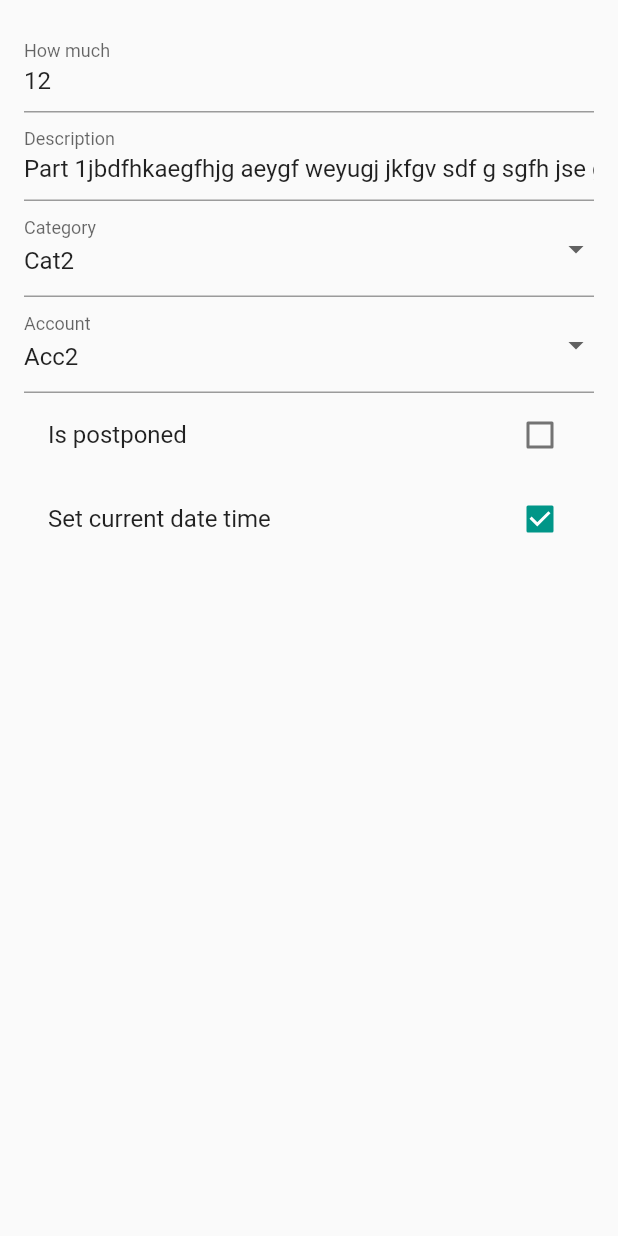
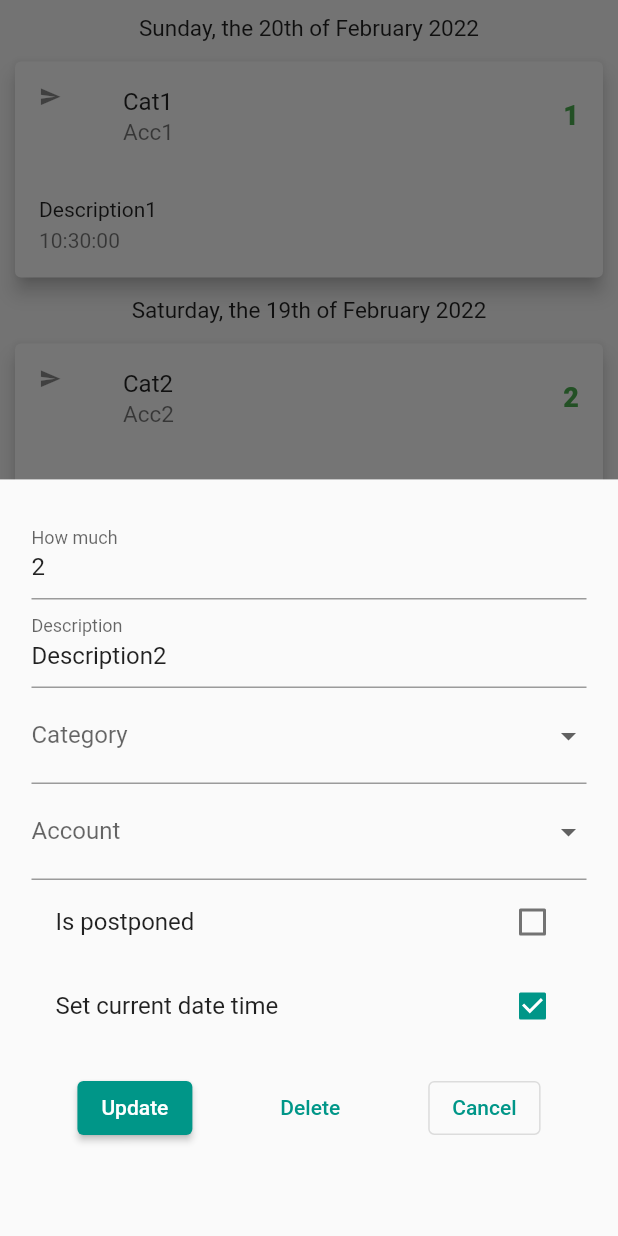
Before and after one commit to MoneyTrackScope/MoneyTrack.Mobile, a Flutter app: the TransactionListPage screen opened directly, after a tap on "Cat2", on a phone screen of 412 x 824 dp. Run offline on Flutter 3.47's test engine with Material 2 defaults, Android fonts, the phone set to English and light mode, and no system bars; drawn by our look-alikes of grouped_list; our stand-ins replace datetime_picker_formfield, decimal, equatable.

```diff
--- a/lib/src/pages/home/transaction_list_page.dart
+++ b/lib/src/pages/home/transaction_list_page.dart
@@ -20,29 +20,42 @@ class TransactionListPage extends StatefulWidget {
 class _TransactionListPageState extends State<TransactionListPage> {
   final _formKey = GlobalKey<AddTransactionFormState>();
 
+  ScrollController _controller = ScrollController();
 
-  var _transactionList = <TransactionModel>[
-    TransactionModel(addeDttm: DateTime(2022, 1, 5, 1, 2, 3), description: "Part 1jbdfhkaegfhjg aeygf weyugj jkfgv sdf g sgfh jse gdaghgdfj hgs gs gsjdghsdlkj gheslkjgh sldfkghPart 1jbdfhkaegfhjg aeygf weyugj jkfgv sdf g sgfh jse gdaghgdfj hgs gs gsjdghsdlkj gheslkjgh sldfkgh", quantity: Decimal.parse("12"),
-    category:  CategoryModel(id: 1, name: "Cat2", isSystem: false), account: AccountModel(id: 1, name: "Acc2", balance: Decimal.zero)),
-    TransactionModel(addeDttm: DateTime(2022, 1, 5, 1, 4, 3), description: "Part 1", quantity: Decimal.parse("12")),
+  List<TransactionModel> _transactionList = [];
 
-    TransactionModel(addeDttm: DateTime(2022, 1, 5, 1, 45, 3), description: "Part 1", quantity: Decimal.parse("12")),
-    TransactionModel(addeDttm: DateTime(2022, 1, 5, 1, 23, 3), description: "Part 1", quantity: Decimal.parse("12")),
-    TransactionModel(addeDttm: DateTime(2022, 1, 4, 1, 4, 3), description: "Part 1", quantity: Decimal.parse("12")),
-    TransactionModel(addeDttm: DateTime(2022, 1, 4, 1, 54, 3), description: "Part 1", quantity: Decimal.parse("12")),
-    TransactionModel(addeDttm: DateTime(2022, 1, 4, 1, 23, 3), description: "Part 1", quantity: Decimal.parse("12")),
-    TransactionModel(addeDttm: DateTime(2022, 1, 4, 3, 2, 3), description: "Part 1", quantity: Decimal.parse("12")),
 
-    TransactionModel(addeDttm: DateTime(2022, 1, 2, 5, 2, 3), description: "Part 1", quantity: Decimal.parse("12")),
-    TransactionModel(addeDttm: DateTime(2022, 1, 2, 23, 2, 3), description: "Part 1", quantity: Decimal.parse("12")),
-    TransactionModel(addeDttm: DateTime(2022, 1, 2, 22, 2, 3), description: "Part 1", quantity: Decimal.parse("12")),
-    TransactionModel(addeDttm: DateTime(2022, 1, 2, 15, 2, 3), description: "Part 1", quantity: Decimal.parse("12")),
+  //test
+  Iterable<int> countDownFromSync(int num1, int num2) sync* {
+    int counter = num1;
+    while (counter <= num2) {
+      yield counter++;
+    }
+  }
 
-    TransactionModel(addeDttm: DateTime(2022, 1, 3, 5, 2, 3), description: "Part 1", quantity: Decimal.parse("12")),
-    TransactionModel(addeDttm: DateTime(2022, 1, 3, 23, 2, 3), description: "Part 1", quantity: Decimal.parse("12")),
-    TransactionModel(addeDttm: DateTime(2022, 1, 3, 43, 2, 3), description: "Part 1", quantity: Decimal.parse("12")),
-    TransactionModel(addeDttm: DateTime(2022, 1, 3, 30, 2, 3), description: "Part 1", quantity: Decimal.parse("12")),
-  ];
+  int _currnetCount = 20;
+
+  _TransactionListPageState(){
+    _transactionList = countDownFromSync(1, _currnetCount).map((e) => TransactionModel(
+        addeDttm: DateTime.now().add(Duration(days: -e)),
+        description: "Description" + e.toString(),
+        quantity: Decimal.parse(e.toString()),
+        category:  CategoryModel(id: e, name: "Cat" + e.toString(), isSystem: false),
+        account: AccountModel(id: e, name: "Acc" + e.toString(), balance: Decimal.zero))
+      ).toList();
+  }
+
+  @override
+  void initState(){
+    super.initState();
+    _controller = ScrollController()..addListener(_scrollListener);
+  }
+
+  @override
+  void dispose() {
+    _controller.removeListener(_scrollListener);
+    super.dispose();
+  }
 
   @override
   Widget build(BuildContext context) {
@@ -50,6 +63,7 @@ class _TransactionListPageState extends State<TransactionListPage> {
     return Scaffold(
       body: GroupedListView<TransactionModel, DateTime>(
         elements: _transactionList,
+        controller: _controller,
         groupBy: (transaction){
           // Take only date, without time
           final DateFormat formatter = DateFormat('yyyy-MM-dd');
@@ -66,10 +80,37 @@ class _TransactionListPageState extends State<TransactionListPage> {
               context: context,
               builder: (BuildContext context){
                 return Container(
-                  child: Column(
-                    children: <Widget>[
-                      AddTransactionForm(key: _formKey, model: transaction)
-                    ],
+                  margin: const EdgeInsets.all(5),
+                  height: MediaQuery.of(context).size.width * 1.2,
+                  child: SingleChildScrollView(
+                    child: Column(
+                      children: <Widget>[
+                        AddTransactionForm(key: _formKey, model: transaction),
+                        Row(
+                          mainAxisAlignment: MainAxisAlignment.spaceEvenly,
+                          children: <Widget>[
+                            ElevatedButton(
+                              child: const Text("Update"),
+                              onPressed: () => {
+                                // Update
+                              },
+                            ),
+                            TextButton(
+                              child: const Text("Delete"),
+                              onPressed: () => {
+                                // Delete
+                              },
+                            ),
+                            OutlinedButton(
+                              child: const Text("Cancel"),
+                              onPressed: () => {
+                                Navigator.pop(context)
+                              },
+                            ),
+                          ],
+                        )
+                      ],
+                    ),
                   ),
                 );
               },
@@ -105,7 +146,9 @@ class _TransactionListPageState extends State<TransactionListPage> {
                 ),
                 ListTile(
                   title: Text(
-                    transaction.description,
+                    transaction.description.length > 100
+                    ? transaction.description.substring(0, 100) + "..."
+                    : transaction.description,
                     style: const TextStyle(fontSize: 14),
                   ),
                   subtitle: Padding(
@@ -123,4 +166,22 @@ class _TransactionListPageState extends State<TransactionListPage> {
       ),
     );
   }
+
+  void _scrollListener() {
+    if (_controller.position.extentAfter < 500) {
+      setState(() {
+        var newCount = _currnetCount + 10;
+
+          _transactionList.addAll(countDownFromSync(_currnetCount + 1, newCount).map((e) => TransactionModel(
+          addeDttm: DateTime.now().add(Duration(days: -e)),
+          description: "Description" + e.toString(),
+          quantity: Decimal.parse(e.toString()),
+          category:  CategoryModel(id: e, name: "Cat" + e.toString(), isSystem: false),
+          account: AccountModel(id: e, name: "Acc" + e.toString(), balance: Decimal.zero))
+      ).toList());
+
+      _currnetCount = newCount;
+      });
+    }
+  }
 }
```
